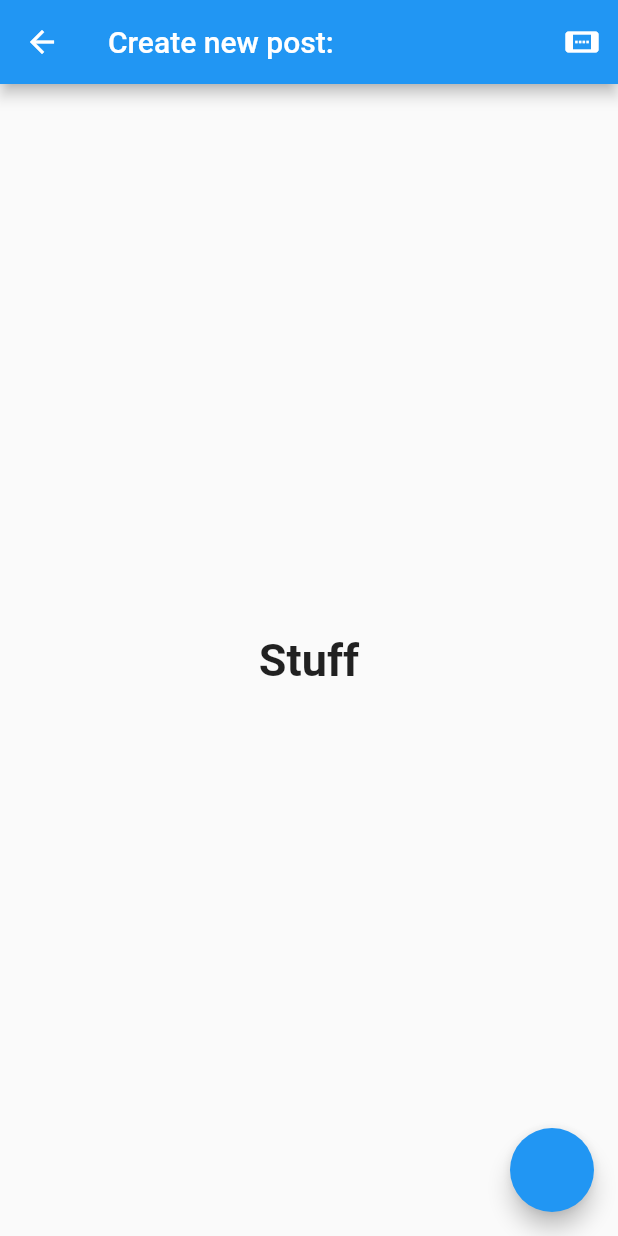
After one commit to aklingam7/chatter-app, a Flutter app: the NewPost screen opened directly, on a phone screen of 412 x 824 dp. The commit adds this screen. Run offline on Flutter 3.47's test engine with Material 2 defaults, Android fonts, the phone set to English and light mode, and no system bars.

Commit message:
Added New Post Screen

```diff
--- a/lib/main.dart
+++ b/lib/main.dart
@@ -1,5 +1,6 @@
 import 'package:flutter/material.dart';
-import './posts.dart';
+
+import 'routes/posts.dart';
 
 void main() => runApp(MyApp());
 
@@ -11,7 +12,7 @@ class MyApp extends StatelessWidget {
       theme: ThemeData(
         primarySwatch: Colors.blue,
       ),
-      home: Page1(),
+      home: Posts(),
     );
   }
 }
--- a/lib/friends.dart
+++ b/lib/routes/friends.dart
@@ -1,6 +1,6 @@
 import 'package:flutter/material.dart';
 
-class Page2 extends StatelessWidget {
+class Friends extends StatelessWidget {
   @override
   Widget build(BuildContext context) {
     return WillPopScope(
--- /dev/null
+++ b/lib/routes/new_post.dart
@@ -0,0 +1,34 @@
+import 'package:flutter/material.dart';
+
+class NewPost extends StatelessWidget {
+
+  static const IconData arrow_back = IconData(0xe5c4, fontFamily: 'MaterialIcons', matchTextDirection: true);
+
+  @override
+  Widget build(BuildContext context) {
+    return Scaffold(
+      appBar: AppBar(
+        title: Text('Create new post:'),
+        actions: <Widget>[
+          IconButton(
+            icon: Icon(arrow_back),
+            onPressed: () {
+              Navigator.pop(context);
+            },
+          ),
+        ],
+      ),
+      floatingActionButton: FloatingActionButton(
+        onPressed: () async {},
+      ),
+      body: Container(
+        child: Center(
+          child: Text(
+            'Stuff',
+            style: TextStyle(fontSize: 30.0, fontWeight: FontWeight.bold),
+          ),
+        ),
+      ),
+    );
+  }
+}
--- a/lib/posts.dart
+++ b/lib/routes/posts.dart
@@ -1,7 +1,9 @@
 import 'package:flutter/material.dart';
-import './friends.dart';
 
-class Page1 extends StatelessWidget {
+import 'friends.dart';
+import 'new_post.dart';
+
+class Posts extends StatelessWidget {
   @override
   Widget build(BuildContext context) {
     return Scaffold(
@@ -33,7 +35,7 @@ class Page1 extends StatelessWidget {
                   title: Text('Friends'),
                   onTap: () async {
                     var navigationResult = await Navigator.push(
-                        context, new MaterialPageRoute(builder: (context) => Page2()));
+                        context, new MaterialPageRoute(builder: (context) => Friends()));
 
                     if (navigationResult == 'from_back') {
                       Navigator.pop(context);
@@ -53,7 +55,19 @@ class Page1 extends StatelessWidget {
       ),
       floatingActionButton: FloatingActionButton(
         onPressed: () async {
+          var navigationResult = await Navigator.push(
+              context, new MaterialPageRoute(builder: (context) => NewPost()));
 
+          //if (navigationResult == 'from_back') {
+            //Navigator.pop(context);
+          //} else if (navigationResult == 'from_button') {
+            //Navigator.pop(context);
+            //showDialog(
+            //context: context,
+            //builder: (context) => AlertDialog(
+            //title: Text('Navigation from button'),
+            //));
+          //}
         },
       ),
       body: Container(
```
Also changed, not shown: lib/widgets/friend.dart (added), lib/widgets/post.dart (added).
